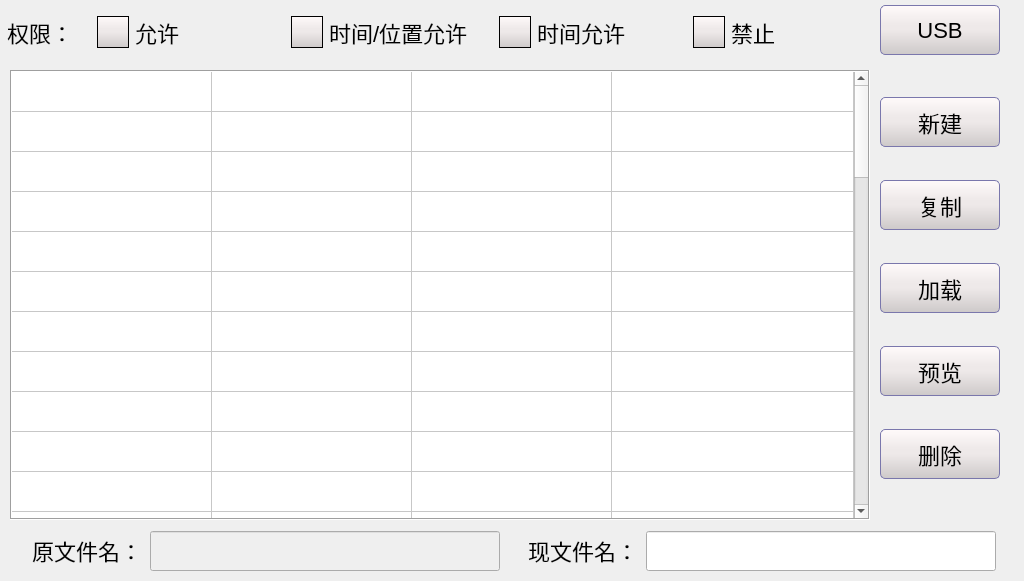
First picture: the form in teachmanage.ui, repository Jade-yun/MachineTool, before the edit.
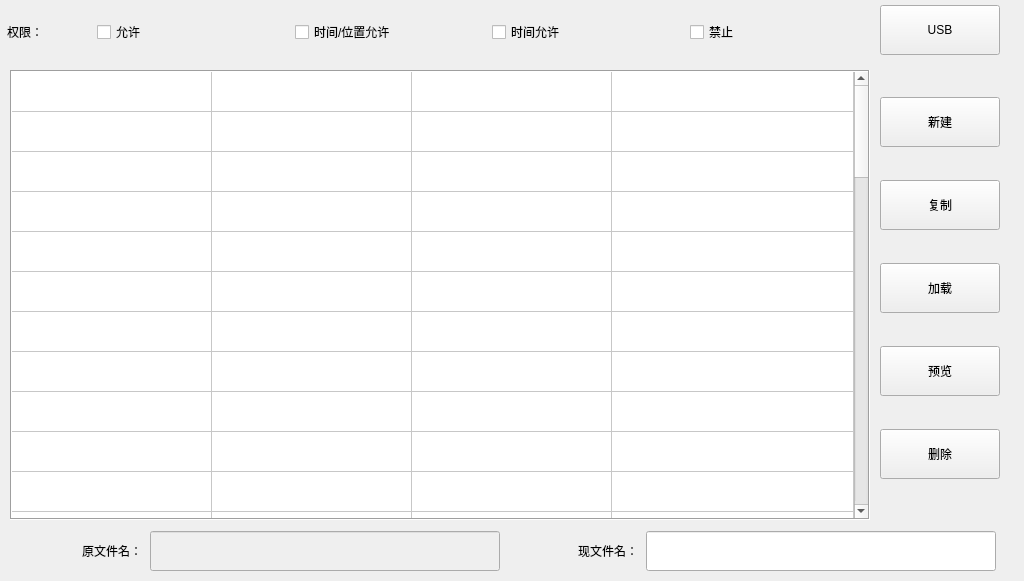
Second picture: the form after the edit. Icons and pictures are not drawn.

What changed in the file:
```diff
--- a/teachmanage.ui
+++ b/teachmanage.ui
@@ -26,199 +26,7 @@
    <string>Form</string>
   </property>
   <property name="styleSheet">
-   <string notr="true">QMainWindow{
- background-color:qlineargradient(x1: 0, y1: 0, x2: 0, y2: 1, stop:0 #00befa, stop: 1 #0160ea);
-
-	/*border-image:url(/opt/MachineTool/images/bgTest.png);*/
-}
-/*
-QWidget#centralwidget{
-    background-color:qlineargradient(x1: 0, y1: 0, x2: 0, y2: 1, stop:0 #00befa, stop: 1 #0160ea);
-	background-color: rgb(255, 255, 255);
-}
-*/
-
-QWidget{ 
-	font-family: 'SimSun';
-	font-size: 22px; 
-}
-QStackedWidget#stkWidget{
-	font-family: 'SimSun';
-	font-size: 22px; 
-	background-color: rgb(255, 255, 255);
-}
-
-QLabel { 
-	font-family: 'SimSun';
-	font-size: 22px; 
-}
-QLabel#labProgramName { 
-	font-family: 'SimSun';
-	font:bold;
-	font-size: 22px; 
-}
-QLabel#labDateTime,#labDateTime_2,#labSpeed,#labRotateSpeed{ 
-
-	color:yellow;
-}
-/******************************************************/
-QGroupBox {
-	border: 1px solid black;
-	border-radius:5px;
-	margin-top:10px; 
-}
-QGroupBox::title { 
-	subcontrol-origin: margin;
-	left: 10px;
-	bottom: 5px;
-}
-
-QGroupBox#groupBoxHomeTopLeft,QGroupBox#groupBoxHomeBottom,QGroupBox#groupBoxXYZOUV, #groupBoxHomeTopMid, #groupBoxHomeTopRight{
-
-    background-color:qlineargradient(x1: 0, y1: 0, x2: 0, y2: 1, stop:0 #00befa, stop: 1 #0160ea);
-	border-radius:0px;
-	margin-top:0px; 
-	border:none;
-
-}
-
-/************************************************/
-QPushButton
-{
-	font-family: 'SimSun';
-	font-size: 22px; 
-	background: qlineargradient(x1: 0, y1: 0, x2: 0, y2: 1,stop: 0 #FFFAFA, stop: 0.4 #EEE9E9,stop: 0.5 #EEE9E9, stop: 1.0 #CDC9C9);
-
-    border-style:solid; /*边框风格*/
-    border-width:1px;/*边框宽度*/
-    border-color:#7A77AC; /*边框颜色*/
-    border-radius:5px; /*边框倒角*/
-}
-QPushButton:pressed
-{
-    border-style:outset; /*边框风格*/
-    background-color:qlineargradient(x1: 0, y1: 0, x2: 0, y2: 1, stop:0 #00befa, stop: 1 #0160ea);/*背景色*/
-    border-width:1px;/*边框宽度*/
-    border-color:#0055ff; /*边框颜色*/
-    border-radius:5px; /*边框倒角*/
-}
-QPushButton:checked
-{
-    border-style:outset; /*边框风格*/
-    background-color:qlineargradient(x1: 0, y1: 0, x2: 0, y2: 1, stop:0 #00befa, stop: 1 #0160ea);/*背景色*/
-    border-width:1px;/*边框宽度*/
-    border-color:#0055ff; /*边框颜色*/
-    border-radius:5px; /*边框倒角*/
-}
-QPushButton#Btn_SetHome,#Btn_MonitorHome,#Btn_TeachHome,#Btn_ManualHome,#Btn_AlarmHome,#Btn_ManualHome,#btnAdmin,#btnAlarm,#btnHelp, #btnRoller{
-	font-family: 'SimSun';
-	font-size: 22px; 
-    background-color:qlineargradient(x1: 0, y1: 0, x2: 0, y2: 1, stop:0 #00befa, stop: 1 #0160ea);/*背景色*/
-    border-color:#0055ff; /*边框颜色*/
-	border-style:outset; /*边框风格*/
-    border-width:1px;/*边框宽度*/
-
-    border-style:solid; /*边框风格*/
-    border-width:1px;/*边框宽度*/
-    border-color:#7A77AC; /*边框颜色*/
-    border-radius:5px; /*边框倒角*/
-}
-QPushButton:checked#Btn_SetHome,QPushButton:checked#Btn_MonitorHome,QPushButton:checked#Btn_TeachHome,QPushButton:checked#Btn_AlarmHome,QPushButton::checked#Btn_ManualHome
-{
-    background-color:#E7E8EB;
-    border-style:solid; 
-    border-width:1px;
-    border-color:#0A7C25; 
-}
-/**************************************************************/
-
-QPushButton#btnSA1Arm1,#btnSA1Arm2,#btnSA2Arm1,#btnSA2Arm2
-{
-	font-family: 'SimSun';
-	font-size: 22px; 
-    background-color:qlineargradient(x1: 0, y1: 0, x2: 0, y2: 1, stop:0 #00befa, stop: 1 #0160ea);/*背景色*/
-    border-color:#0055ff; /*边框颜色*/
-	border-style:outset; /*边框风格*/
-    border-width:1px;/*边框宽度*/
-
-    border-style:solid; /*边框风格*/
-    border-width:1px;/*边框宽度*/
-    border-color:#7A77AC; /*边框颜色*/
-    border-radius:5px; /*边框倒角*/
-}
-QPushButton:checked#btnSA1Arm1,#btnSA1Arm2,#btnSA2Arm1,#btnSA2Arm2
-{
-    background-color:#E7E8EB;;
-    border-style:solid; 
-    border-width:1px;
-    border-color:#0A7C25; 
-}
-
-
-
-
-/*
-QPushButton:pressed#Btn_SetHome,QPushButton:pressed#Btn_MonitorHome,QPushButton:pressed#Btn_AlarmHome,QPushButton:pressed#Btn_AlarmHome,QPushButton::pressed#Btn_ManualHome,
-{
-    background-color:#E7E8EB;
-    border-style:solid; 
-    border-width:1px;
-    border-color:#0A7C25; 
-}
-*/
-
-
-/*******************************************************/
-QCheckBox::indicator {
-        background-color: qlineargradient(x1 : 0, y1 : 0, x2 : 1, y2 : 0,stop : 0 #FFFFFF, stop: 1 #C0C0C0); 
-    }
-QCheckBox::indicator:checked {
-background-color: qlineargradient(x1 : 0, y1 : 0, x2 : 1, y2 : 0,stop : 0 #F8F8FF, stop: 1 #1E90FF); 
-        image: url(:/images/check_mark1.png);
-        border-image: none;
-    }
-
-QCheckBox { 
-font-weight:normal;
-font-family: 'SimSun';
-}
-QCheckBox::indicator{
-width: 30px;
-height: 30px;
-border: 1px solid black; 
-background-color: qlineargradient(x1: 0, y1: 0, x2: 0, y2: 1,stop: 0 #FFFAFA, stop: 0.4 #EEE9E9,stop: 0.5 #EEE9E9, stop: 1.0 #CDC9C9);
-}
-
-
-/*****************************************************************/
-QComboBox::!editable {
-                      border: 2px solid #808A87; /* 边框宽度和颜色 */
-                       }
-QComboBox::drop-down {
-    subcontrol-origin: padding-right;
-    subcontrol-position: top right;
-    width: 20px; /* 下拉箭头宽度 */
-    border-left-width: 2px; /* 文本和箭头之间的分隔线宽度 */
-    border-left-color: gray; /* 文本和箭头之间的分隔线颜色 */
-    border-left-style: solid; /* 文本和箭头之间的分隔线样式 */
-}
-QComboBox::down-arrow {
-    image: url(:/images/arrow_down_normal.png); /* 自定义下拉箭头图片 */
-}
-
-QComboBox QAbstractItemView::item:hover{ 
-  background-color:#409CE1;
-  color:rgb(252, 233, 79);
-}
-QComboBox QAbstractItemView::item:selected{
-  background-color:#409CE1;
-  color:rgb(252, 233, 79);
-}
-/****************************************************************************/
-QLineEdit {
-
-	padding-left: 6px;
-}</string>
+   <string notr="true"/>
   </property>
   <widget class="QPushButton" name="btn_USB">
    <property name="geometry">
```
